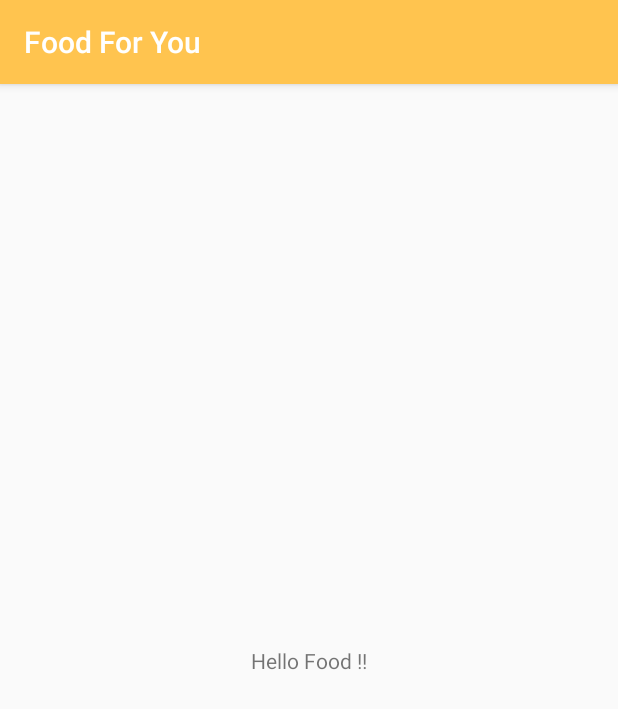
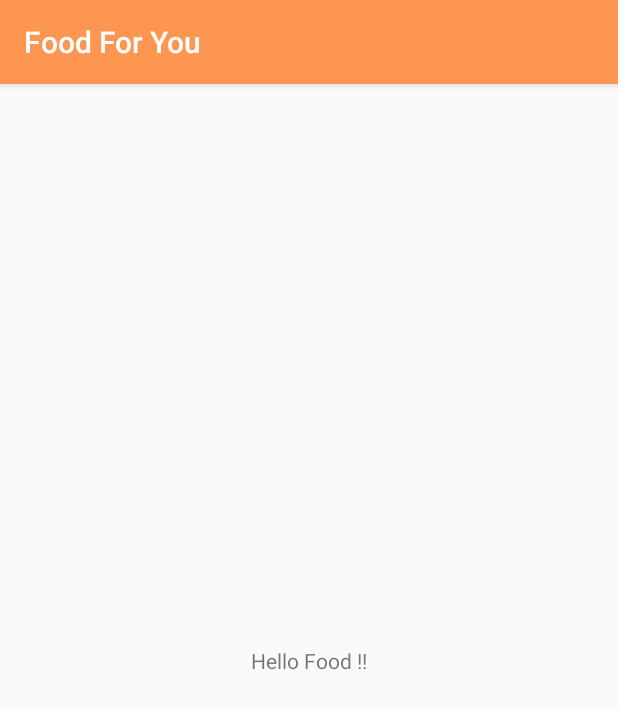
Before and after one commit to arrazyfathan/food-for-you, an Android app: the screen it shows after launch (MainActivity), on a phone screen of 412 x 824 dp. Shown: the top 709 px of the screen. Run offline under Robolectric (Android 15) with nearby library versions, the phone set to English and light mode, and no system bars.

Commit message:
Add color guide

```diff
--- a/app/src/main/res/layout/activity_main.xml
+++ b/app/src/main/res/layout/activity_main.xml
@@ -16,5 +16,4 @@
         app:layout_constraintTop_toTopOf="parent" />
 
 
-
 </androidx.constraintlayout.widget.ConstraintLayout>
--- a/app/src/main/res/values/colors.xml
+++ b/app/src/main/res/values/colors.xml
@@ -1,8 +1,12 @@
 <?xml version="1.0" encoding="utf-8"?>
 <resources>
-    <color name="colorPrimary">#ffc44f</color>
+    <color name="colorPrimary">#FD9651</color>
+    <color name="colorPrimaryDark">#FE8432</color>
     <color name="fontColor">#fff</color>
-    <color name="colorPrimaryDark">#00574B</color>
-    <color name="colorAccent">#D81B60</color>
-    <color name="orange_color">#ffc44f</color>
+    <color name="colorAccent">#fff</color>
+    <color name="orange_color">#FD9651</color>
+    <color name="buttonColor">#44D5A3</color>
+    <color name="titleColor">#333443</color>
+    <color name="captionColor">#A5ADBC</color>
+    <color name="buttonAlternative">#3732BF</color>
 </resources>
```
